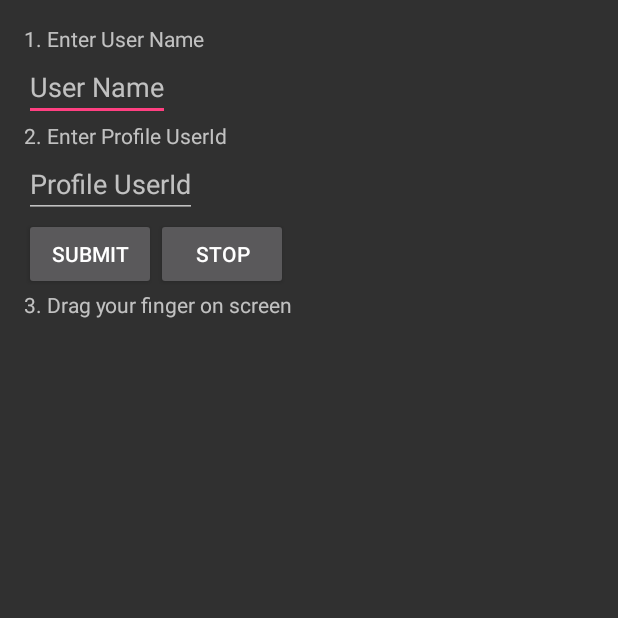
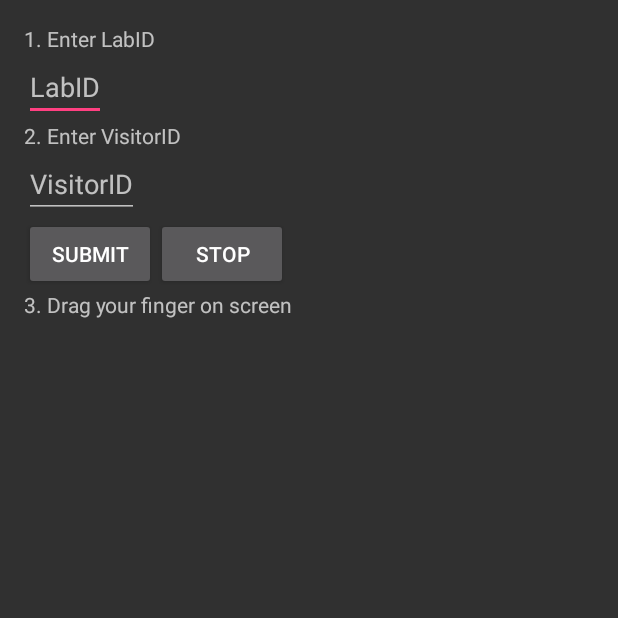
Before and after one commit to Adobe-Marketing-Cloud/target-iot-lab, an Android app: the screen it shows after launch (MainActivity), after a tap on "SUBMIT", on a phone screen of 412 x 824 dp, the top half of it. Run offline under Robolectric (Android 15) with nearby library versions, the phone set to English and light mode, and no system bars; 1 statement that could not run was skipped.

Commit message:
Updated labels

```diff
--- a/wellness-mobile/app/src/main/java/summit/adobe/com/summitauthmboxapp/MainActivity.java
+++ b/wellness-mobile/app/src/main/java/summit/adobe/com/summitauthmboxapp/MainActivity.java
@@ -82,7 +82,7 @@ public class MainActivity extends AppCompatActivity implements SensorEventListen
         String thirdPartyId = mProfileId.getText().toString();
         final String name = mUserName.getText().toString();
         if (StringUtils.isBlank(thirdPartyId) || StringUtils.isBlank(name)) {
-          Toast toast = Toast.makeText(MainActivity.this, "Profile UserId and User Name cannot be empty",
+          Toast toast = Toast.makeText(MainActivity.this, "LabID and VisitorID cannot be empty",
             Toast.LENGTH_SHORT);
           toast.show();
           return;
--- a/wellness-mobile/app/src/main/res/layout/activity_main.xml
+++ b/wellness-mobile/app/src/main/res/layout/activity_main.xml
@@ -20,7 +20,7 @@
             android:id="@+id/firstTextView"
             android:layout_width="wrap_content"
             android:layout_height="wrap_content"
-            android:text="1. Enter User Name"
+            android:text="1. Enter LabID"
             />
 
         <EditText
@@ -28,21 +28,21 @@
             android:layout_width="wrap_content"
             android:layout_height="wrap_content"
             android:layout_below="@+id/firstTextView"
-            android:hint="User Name"/>
+            android:hint="LabID"/>
 
         <TextView
             android:id="@+id/secondTextView"
             android:layout_width="wrap_content"
             android:layout_height="wrap_content"
             android:layout_below="@+id/userName"
-            android:text="2. Enter Profile UserId"/>
+            android:text="2. Enter VisitorID"/>
 
         <EditText
             android:id="@+id/profileId"
             android:layout_width="wrap_content"
             android:layout_height="wrap_content"
             android:layout_below="@+id/secondTextView"
-            android:hint="Profile UserId"/>
+            android:hint="VisitorID"/>
 
         <Button
             android:id="@+id/submit"
```
